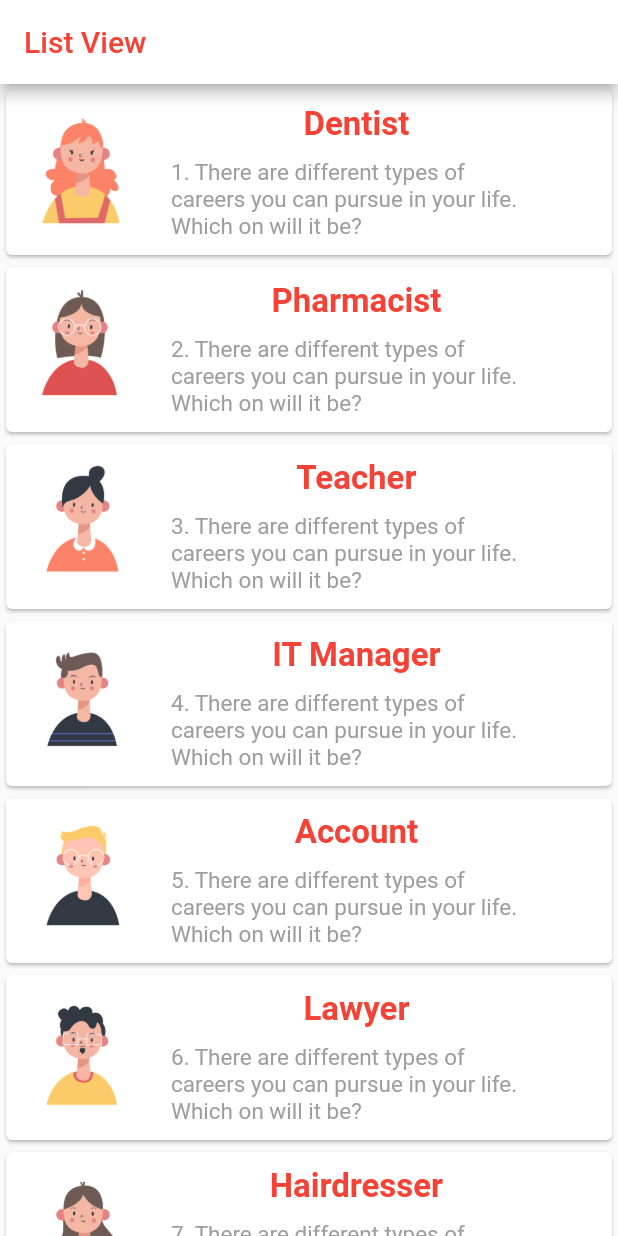
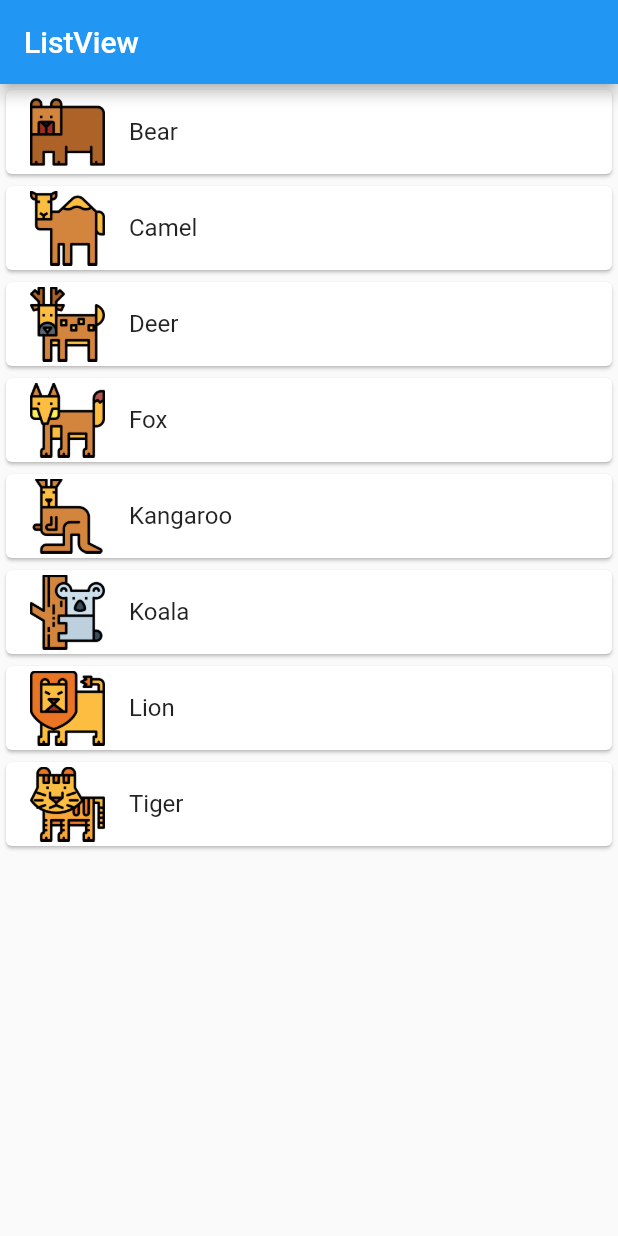
Before and after one commit to AlexandroHenry/Flutter_Basic_Second, a Flutter app: the screen it shows after launch, on a phone screen of 412 x 824 dp. Run offline on Flutter 3.47's test engine with Material 2 defaults, Android fonts, the phone set to English and light mode, and no system bars; our stand-ins replace like_button.

Commit message:
sending_data_to_other_view_ListView.builder

```diff
--- a/lib/main.dart
+++ b/lib/main.dart
@@ -1,4 +1,7 @@
 import 'package:flutter/material.dart';
+import 'package:second_app/animalPage.dart';
+
+import 'model.dart';
 
 void main() {
   runApp(const MyApp());
@@ -10,182 +13,90 @@ class MyApp extends StatelessWidget {
   @override
   Widget build(BuildContext context) {
     return const MaterialApp(
-      home: ListViewPage(),
+      home: MyPage(),
     );
   }
 }
 
-class ListViewPage extends StatefulWidget {
-  const ListViewPage({super.key});
+class MyPage extends StatefulWidget {
+  const MyPage({super.key});
 
   @override
-  State<ListViewPage> createState() => _ListViewPageState();
+  State<MyPage> createState() => _MyPageState();
 }
 
-class _ListViewPageState extends State<ListViewPage> {
-  var titleList = [
-    'Dentist',
-    'Pharmacist',
-    'Teacher',
-    'IT Manager',
-    'Account',
-    'Lawyer',
-    'Hairdresser',
-    'Physician',
-    'Web Developer',
-    'Medical Secretary'
+class _MyPageState extends State<MyPage> {
+  static List<String> animalName = [
+    'Bear',
+    'Camel',
+    'Deer',
+    'Fox',
+    'Kangaroo',
+    'Koala',
+    'Lion',
+    'Tiger',
   ];
 
-  var imageList = [
-    'assets/images/1.png',
-    'assets/images/2.png',
-    'assets/images/3.png',
-    'assets/images/4.png',
-    'assets/images/5.png',
-    'assets/images/6.png',
-    'assets/images/7.png',
-    'assets/images/8.png',
-    'assets/images/9.png',
-    'assets/images/10.png',
+  static List<String> animalImagePath = [
+    'assets/images/bear.png',
+    'assets/images/camel.png',
+    'assets/images/deer.png',
+    'assets/images/fox.png',
+    'assets/images/kangaroo.png',
+    'assets/images/koala.png',
+    'assets/images/lion.png',
+    'assets/images/tiger.png',
   ];
 
-  var description = [
-    '1. There are different types of careers you can pursue in your life. Which on will it be?',
-    '2. There are different types of careers you can pursue in your life. Which on will it be?',
-    '3. There are different types of careers you can pursue in your life. Which on will it be?',
-    '4. There are different types of careers you can pursue in your life. Which on will it be?',
-    '5. There are different types of careers you can pursue in your life. Which on will it be?',
-    '6. There are different types of careers you can pursue in your life. Which on will it be?',
-    '7. There are different types of careers you can pursue in your life. Which on will it be?',
-    '8. There are different types of careers you can pursue in your life. Which on will it be?',
-    '9. There are different types of careers you can pursue in your life. Which on will it be?',
-    '10. There are different types of careers you can pursue in your life. Which on will it be?',
+  static List<String> animalLocation = [
+    'forest and mountain',
+    'dessert',
+    'forest',
+    'snow mountain',
+    'Austrailia',
+    'Austrailia',
+    'Africa',
+    'Korea',
   ];
 
-  void showPopup(context, title, image, description) {
-    showDialog(
-      context: context,
-      builder: (context) {
-        return Dialog(
-          child: Container(
-            width: MediaQuery.of(context).size.width * 0.7,
-            height: 380,
-            decoration: BoxDecoration(
-              borderRadius: BorderRadius.circular(10),
-              color: Colors.white,
-            ),
-            child: Column(
-              children: [
-                ClipRect(
-                  child: Image.asset(
-                    image,
-                    width: 200,
-                    height: 200,
-                  ),
-                ),
-                const SizedBox(
-                  height: 10,
-                ),
-                Text(
-                  title,
-                  style: const TextStyle(
-                    fontSize: 25,
-                    fontWeight: FontWeight.bold,
-                    color: Colors.red,
-                  ),
-                ),
-                Padding(
-                  padding: const EdgeInsets.all(8),
-                  child: Text(
-                    description,
-                    maxLines: 3,
-                    style: const TextStyle(
-                      fontSize: 15,
-                      color: Colors.orange,
-                    ),
-                    textAlign: TextAlign.center,
-                  ),
-                ),
-                ElevatedButton.icon(
-                  onPressed: () {
-                    Navigator.pop(context);
-                  },
-                  icon: const Icon(Icons.close),
-                  label: const Text('Close'),
-                )
-              ],
-            ),
-          ),
-        );
-      },
-    );
-  }
+  final List<Animal> animalData = List.generate(
+    animalLocation.length,
+    (index) => Animal(
+      animalName[index],
+      animalLocation[index],
+      animalImagePath[index],
+    ),
+  );
 
   @override
   Widget build(BuildContext context) {
-    double width = MediaQuery.of(context).size.width * 0.6;
-
     return Scaffold(
       appBar: AppBar(
-        title: const Text(
-          'List View',
-          style: TextStyle(
-            color: Colors.red,
-          ),
-        ),
-        backgroundColor: Colors.white,
+        title: const Text('ListView'),
       ),
       body: ListView.builder(
-        itemCount: titleList.length,
+        itemCount: animalData.length,
         itemBuilder: (context, index) {
-          return GestureDetector(
-            onTap: () {
-              debugPrint(titleList[index]);
-              showPopup(
-                context,
-                titleList[index],
-                imageList[index],
-                description[index],
-              );
-            },
-            child: Card(
-              child: Row(
-                children: [
-                  SizedBox(
-                    width: 100,
-                    height: 100,
-                    child: Image.asset(imageList[index]),
+          return Card(
+            child: ListTile(
+              title: Text(
+                animalData[index].name,
+              ),
+              leading: SizedBox(
+                height: 50,
+                width: 50,
+                child: Image.asset(animalData[index].imgPath),
+              ),
+              onTap: () {
+                debugPrint(animalData[index].name);
+                Navigator.of(context).push(
+                  MaterialPageRoute(
+                    builder: (context) => AnimalPage(
+                      animal: animalData[index],
+                    ),
                   ),
-                  Padding(
-                    padding: const EdgeInsets.all(10),
-                    child: Column(
-                      children: [
-                        Text(
-                          titleList[index],
-                          style: const TextStyle(
-                            fontSize: 22,
-                            fontWeight: FontWeight.bold,
-                            color: Colors.red,
-                          ),
-                        ),
-                        const SizedBox(
-                          height: 10,
-                        ),
-                        SizedBox(
-                          width: width,
-                          child: Text(
-                            description[index],
-                            style: TextStyle(
-                              fontSize: 15,
-                              color: Colors.grey.shade500,
-                            ),
-                          ),
-                        )
-                      ],
-                    ),
-                  )
-                ],
-              ),
+                );
+              },
             ),
           );
         },
--- /dev/null
+++ b/lib/model.dart
@@ -0,0 +1,8 @@
+class Animal {
+  final String name;
+  final String imgPath;
+  final String location;
+
+  // 생성자
+  Animal(this.name, this.location, this.imgPath);
+}
--- a/pubspec.yaml
+++ b/pubspec.yaml
@@ -36,6 +36,7 @@ dependencies:
   # Use with the CupertinoIcons class for iOS style icons.
   cupertino_icons: ^1.0.2
   introduction_screen: ^3.1.8
+  like_button: ^2.0.5
 
 dev_dependencies:
   flutter_test:
```
Also changed, not shown: lib/animalPage.dart (added, +56 -0 lines), assets/images/bear.png (added), assets/images/camel.png (added), assets/images/deer.png (added), assets/images/fox.png (added), assets/images/kangaroo.png (added), assets/images/koala.png (added), assets/images/lion.png (added), assets/images/tiger.png (added), pubspec.lock.
